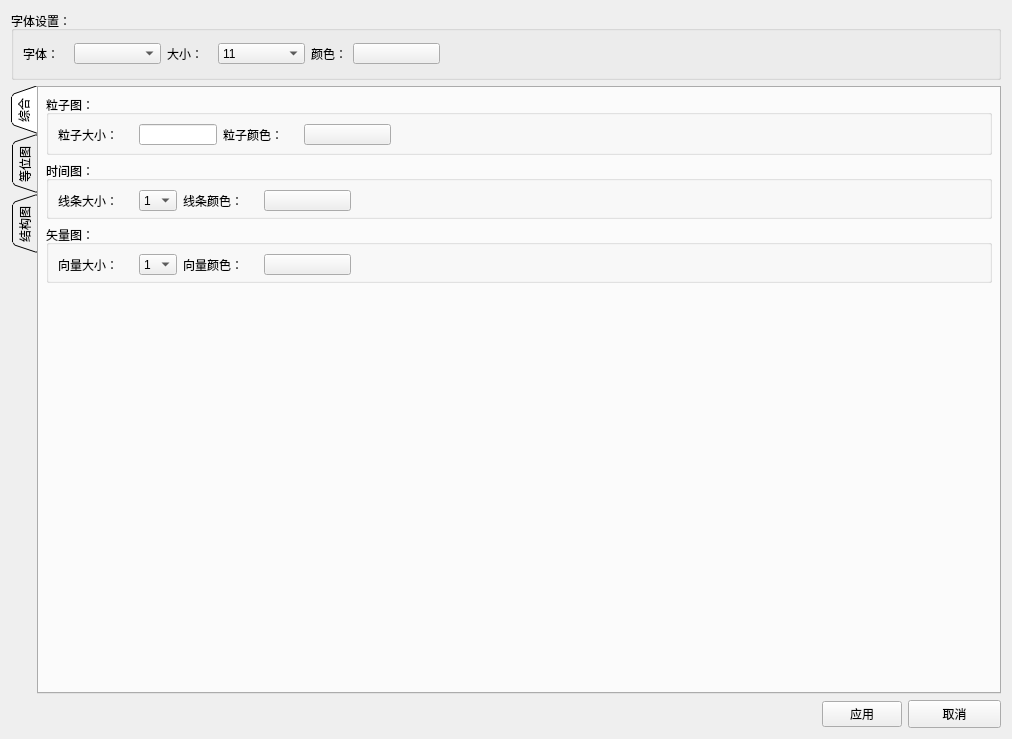
First picture: the form in src/DataVisualization/ConfigWidget.ui, repository BeQuiet1228/FreeCAD, before the edit.
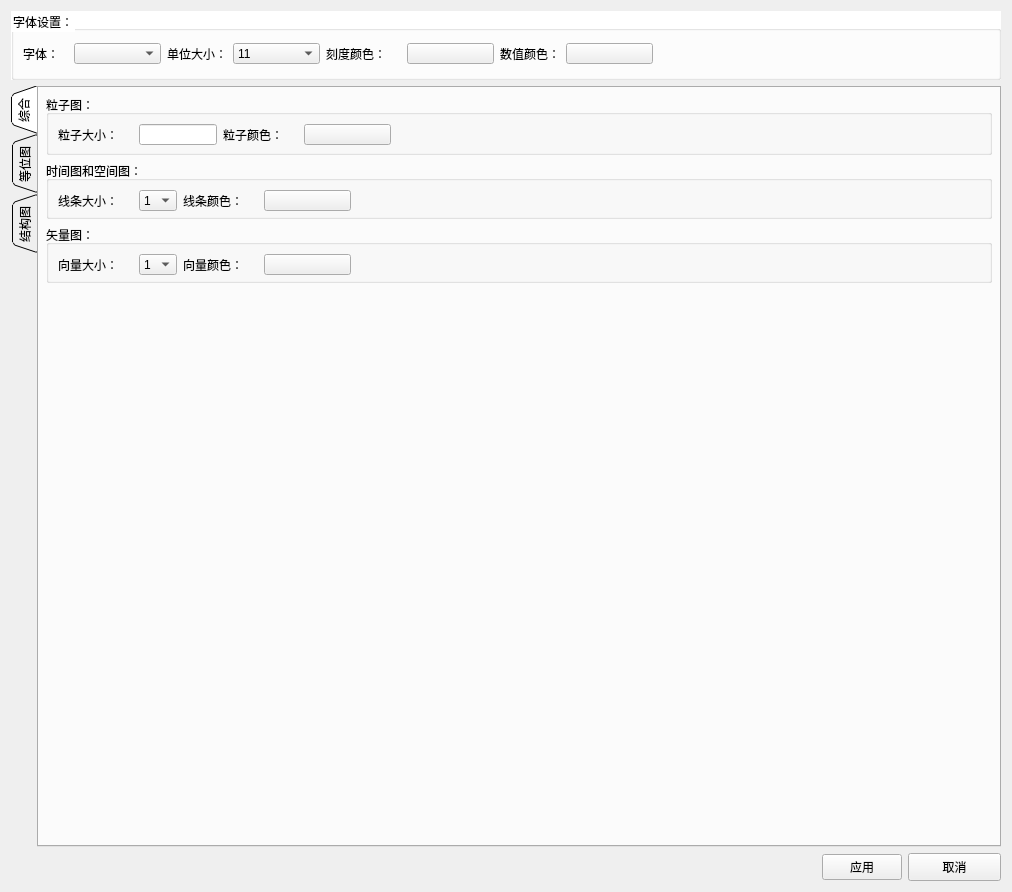
Second picture: the form after the edit.

Diff of the .ui file:
```diff
--- a/src/DataVisualization/ConfigWidget.ui
+++ b/src/DataVisualization/ConfigWidget.ui
@@ -7,7 +7,7 @@
     <x>0</x>
     <y>0</y>
     <width>1012</width>
-    <height>739</height>
+    <height>892</height>
    </rect>
   </property>
   <property name="windowTitle">
@@ -16,19 +16,21 @@
   <property name="styleSheet">
    <string notr="true">border-color: rgb(0, 0, 0);</string>
   </property>
-  <layout class="QGridLayout" name="gridLayout_5">
+  <layout class="QGridLayout" name="gridLayout_8">
    <item row="0" column="0">
     <widget class="QGroupBox" name="groupBox">
+     <property name="styleSheet">
+      <string notr="true">#groupBox{
+background-color: rgb(255, 255, 255);
+}
+</string>
+     </property>
      <property name="title">
       <string>字体设置：</string>
      </property>
-     <layout class="QHBoxLayout" name="horizontalLayout_7">
-      <item>
-       <layout class="QHBoxLayout" name="horizontalLayout_6">
-        <item>
-         <layout class="QHBoxLayout" name="horizontalLayout_5">
-          <item>
-           <layout class="QHBoxLayout" name="horizontalLayout_3">
+     <layout class="QGridLayout" name="gridLayout_5">
+      <item row="0" column="0">
+       <layout class="QHBoxLayout" name="horizontalLayout_2">
             <item>
              <widget class="QLabel" name="label">
               <property name="minimumSize">
@@ -64,10 +66,6 @@
               </property>
              </widget>
             </item>
-           </layout>
-          </item>
-          <item>
-           <layout class="QHBoxLayout" name="horizontalLayout_4">
             <item>
              <widget class="QLabel" name="label_2">
               <property name="minimumSize">
@@ -77,7 +75,7 @@
                </size>
               </property>
               <property name="text">
-               <string>大小：</string>
+           <string>单位大小：</string>
               </property>
              </widget>
             </item>
@@ -197,14 +195,22 @@
               </item>
              </widget>
             </item>
-           </layout>
-          </item>
-          <item>
-           <layout class="QHBoxLayout" name="horizontalLayout_2">
             <item>
              <widget class="QLabel" name="label_3">
+          <property name="minimumSize">
+           <size>
+            <width>75</width>
+            <height>28</height>
+           </size>
+          </property>
+          <property name="maximumSize">
+           <size>
+            <width>75</width>
+            <height>28</height>
+           </size>
+          </property>
               <property name="text">
-               <string>颜色：</string>
+           <string>刻度颜色：</string>
               </property>
              </widget>
             </item>
@@ -227,9 +233,31 @@
               </property>
              </widget>
             </item>
-           </layout>
-          </item>
-         </layout>
+        <item>
+         <widget class="QLabel" name="label_20">
+          <property name="text">
+           <string>数值颜色：</string>
+          </property>
+         </widget>
+        </item>
+        <item>
+         <widget class="QPushButton" name="axisvalColor">
+          <property name="minimumSize">
+           <size>
+            <width>87</width>
+            <height>21</height>
+           </size>
+          </property>
+          <property name="maximumSize">
+           <size>
+            <width>87</width>
+            <height>21</height>
+           </size>
+          </property>
+          <property name="text">
+           <string/>
+          </property>
+         </widget>
         </item>
         <item>
          <spacer name="horizontalSpacer_4">
@@ -403,7 +431,7 @@
               </size>
              </property>
              <property name="title">
-              <string>时间图：</string>
+              <string>时间图和空间图：</string>
              </property>
              <layout class="QGridLayout" name="gridLayout_3">
               <item row="0" column="0">
```
Left out of the diff: 4 changed lines with no effect on the pictures. Lines whose indentation alone changed are shown as unchanged.
